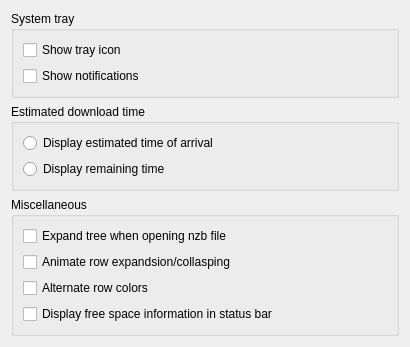
The window that src/preferences/preferencesdisplay.ui (KDE/kwooty) describes before a commit, drawn with Qt 5.
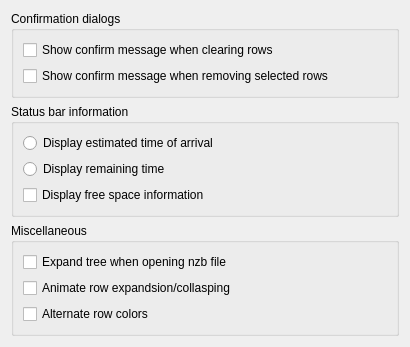
The same window after the commit.

Commit message: config display changed

```diff
--- a/src/preferences/preferencesdisplay.ui
+++ b/src/preferences/preferencesdisplay.ui
@@ -13,30 +13,30 @@
   <property name="toolTip">
    <string/>
   </property>
-  <layout class="QGridLayout" name="gridLayout_4">
+  <layout class="QGridLayout" name="gridLayout_3">
    <item row="0" column="0">
-    <widget class="QGroupBox" name="sysTrayGroupBox">
+    <widget class="QGroupBox" name="groupBox_2">
      <property name="title">
-      <string>System tray</string>
+      <string>Confirmation dialogs</string>
      </property>
-     <layout class="QGridLayout" name="gridLayout_3">
+     <layout class="QGridLayout" name="gridLayout_4">
       <item row="0" column="0">
-       <widget class="QCheckBox" name="kcfg_sysTray">
+       <widget class="QCheckBox" name="kcfg_confirmClear">
         <property name="toolTip">
          <string>Check to enable the Kwooty system tray icon</string>
         </property>
         <property name="text">
-         <string>Show tray icon</string>
+         <string>Show confirm message when clearing rows</string>
         </property>
        </widget>
       </item>
       <item row="1" column="0">
-       <widget class="QCheckBox" name="kcfg_notification">
+       <widget class="QCheckBox" name="kcfg_confirmRemove">
         <property name="toolTip">
          <string>Check to enable Kwooty notifications in system tray</string>
         </property>
         <property name="text">
-         <string>Show notifications</string>
+         <string>Show confirm message when removing selected rows</string>
         </property>
        </widget>
       </item>
@@ -46,7 +46,7 @@
    <item row="1" column="0">
     <widget class="QGroupBox" name="actionGroupBox">
      <property name="title">
-      <string>Estimated download time</string>
+      <string>Status bar information</string>
      </property>
      <layout class="QGridLayout" name="gridLayout">
       <item row="0" column="0">
@@ -69,6 +69,16 @@
         </property>
        </widget>
       </item>
+      <item row="2" column="0">
+       <widget class="QCheckBox" name="kcfg_displayCapacityBar">
+        <property name="toolTip">
+         <string>Display free space capacity bar in status bar</string>
+        </property>
+        <property name="text">
+         <string>Display free space information</string>
+        </property>
+       </widget>
+      </item>
      </layout>
     </widget>
    </item>
@@ -108,16 +118,6 @@
         </property>
        </widget>
       </item>
-      <item row="3" column="0">
-       <widget class="QCheckBox" name="kcfg_displayCapacityBar">
-        <property name="toolTip">
-         <string>Display free space capacity bar</string>
-        </property>
-        <property name="text">
-         <string>Display free space information in status bar</string>
-        </property>
-       </widget>
-      </item>
      </layout>
     </widget>
    </item>
```
Left out of the diff: 4 changed lines with no effect on the pictures.
